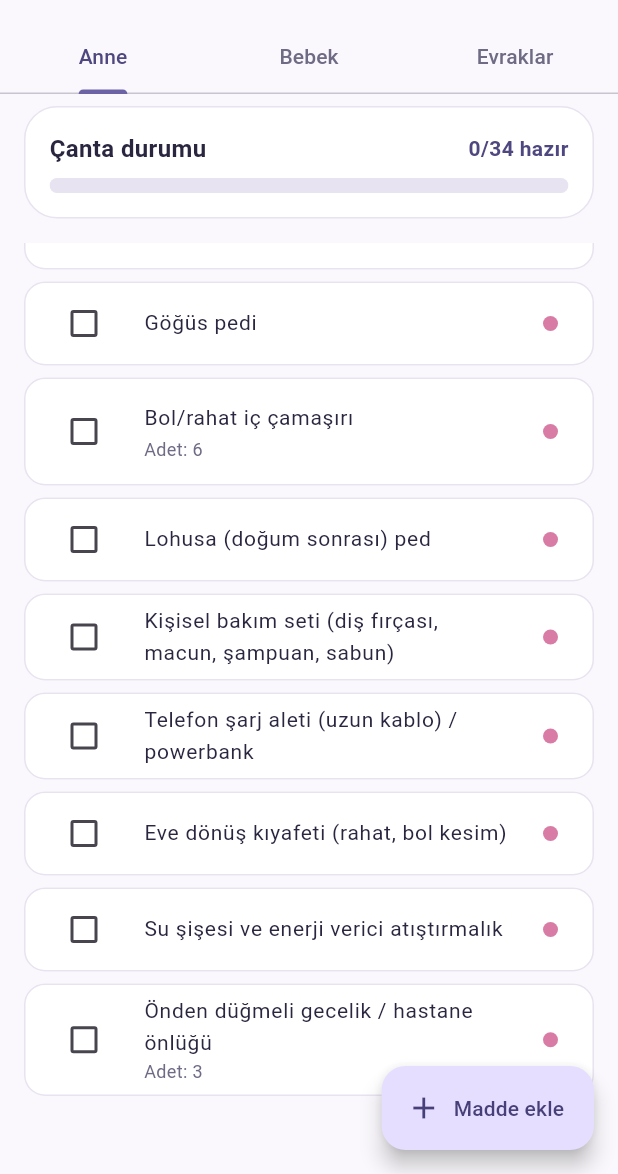
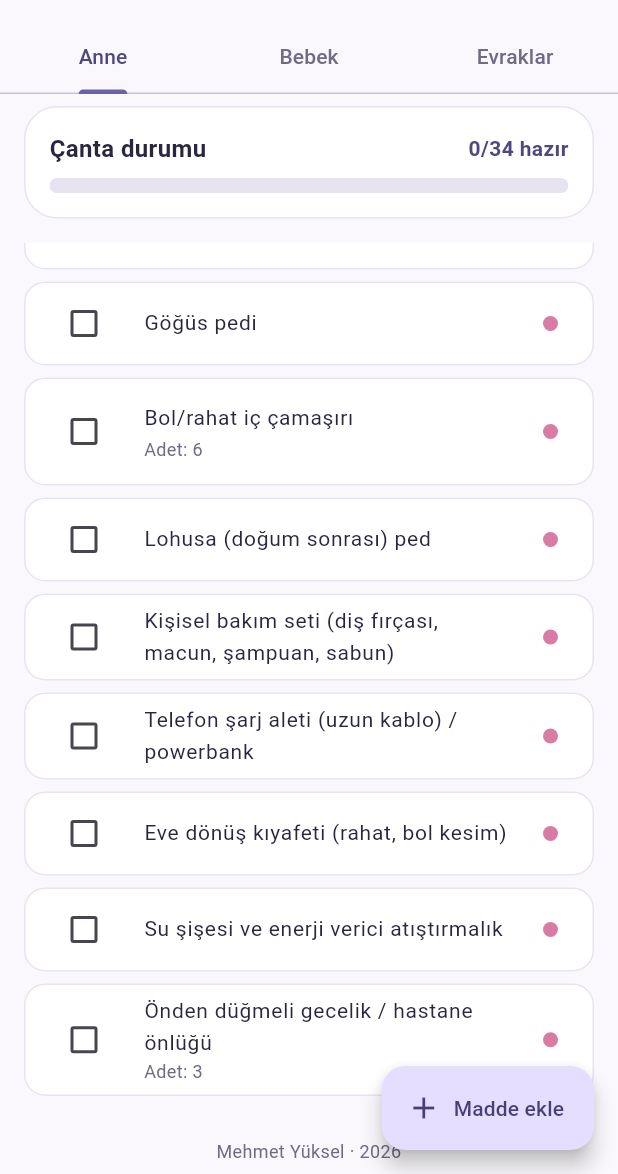
Before and after one commit to mehmet-yuksell/dogum-cantasi, a Flutter app: the screen it shows after launch, scrolled down 266 dp, on a phone screen of 412 x 824 dp, the part 62-1236 px from its top. Run offline on Flutter 3.47's test engine with Material 3 defaults, Android fonts, the phone set to English and light mode, and no system bars; our stand-ins replace flutter_local_notifications, share_plus, sqflite, timezone; accounts and stored records are empty.

Commit message:
Liste sonuna küçük imza: Mehmet Yüksel · 2026
Co-Authored-By: Claude Opus 5.5 <noreply@anthropic.com>

```diff
--- a/lib/screens/bag_list_screen.dart
+++ b/lib/screens/bag_list_screen.dart
@@ -122,8 +122,19 @@ class _BagListScreenState extends State<BagListScreen>
                       }
                       return ListView.builder(
                         padding: const EdgeInsets.only(bottom: AppSpacing.xxl),
-                        itemCount: categoryItems.length,
+                        itemCount: categoryItems.length + 1,
                         itemBuilder: (context, index) {
+                          // Listenin sonunda küçük imza
+                          if (index == categoryItems.length) {
+                            return const Padding(
+                              padding: EdgeInsets.only(top: AppSpacing.lg),
+                              child: Text(
+                                'Mehmet Yüksel · 2026',
+                                textAlign: TextAlign.center,
+                                style: AppTypography.caption,
+                              ),
+                            );
+                          }
                           final item = categoryItems[index];
                           return ItemTile(
                             item: item,
```
